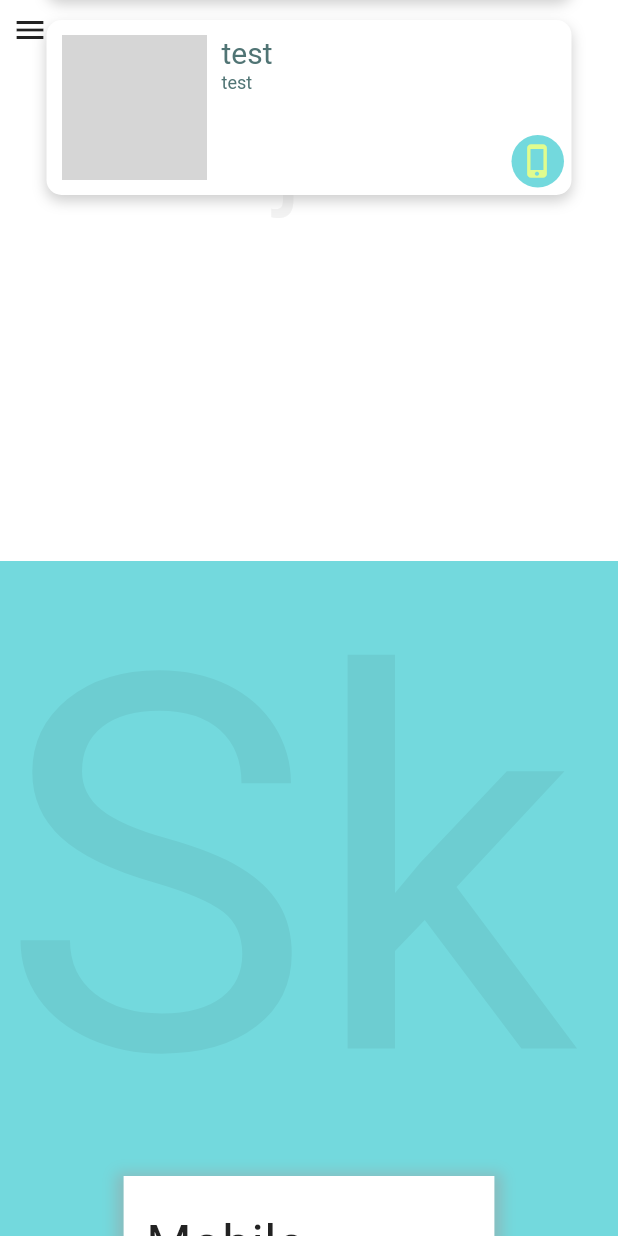
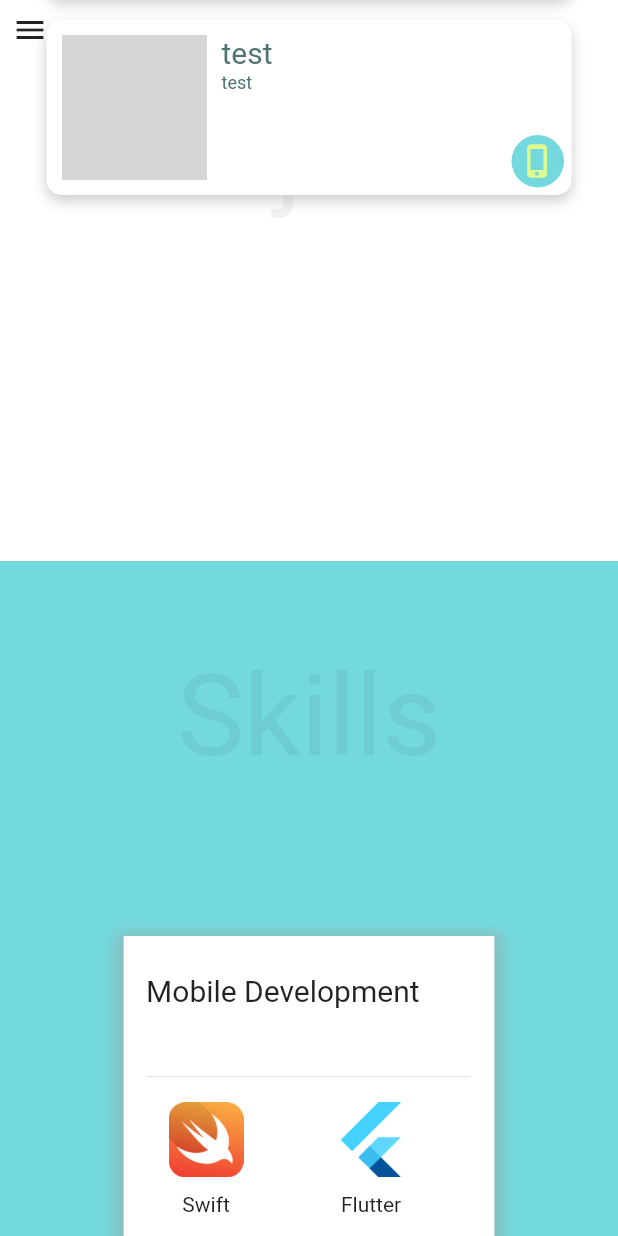
Before and after one commit to reesebre82/flutterwebsite, a Flutter app: the screen it shows after launch, scrolled down 2304 dp, on a phone screen of 412 x 824 dp. Run offline on Flutter 3.47's test engine with Material 2 defaults, Android fonts, the phone set to English and light mode, and no system bars; our stand-ins replace animated_text_kit, flutter_icons, flutter_sticky_header, google_fonts, video_player; missing offline and left inert: dart:html; Roboto replaces fonts that are missing (Domine); grey boxes are pictures that could not be loaded.

Commit message:
added mobile support

```diff
--- a/lib/Content/Content.dart
+++ b/lib/Content/Content.dart
@@ -48,7 +48,8 @@ class ContentState extends State<Content> with SingleTickerProviderStateMixin {
         context
             .read<EducationAnimationController>()
             .updateScrollPosition(scrollController.offset);
-        print(MediaQuery.of(context).size.width);
+        print('width: ${MediaQuery.of(context).size.width}');
+        print('height: ${MediaQuery.of(context).size.height}');
       });
 
     return Stack(
--- a/lib/containers/Skills/SkillsCard.dart
+++ b/lib/containers/Skills/SkillsCard.dart
@@ -9,8 +9,27 @@ class SkillsCard extends StatelessWidget {
 
   @override
   Widget build(BuildContext context) {
+    double titleSize = 35;
+    double iconSize = 125;
+    if (MediaQuery.of(context).size.width > 1500) {
+      titleSize = 35;
+      iconSize = 125;
+    } else if (MediaQuery.of(context).size.width > 1400) {
+      titleSize = 35;
+      iconSize = 125;
+    } else if (MediaQuery.of(context).size.width > 1000) {
+      titleSize = 35;
+      iconSize = 100;
+    } else if (MediaQuery.of(context).size.width > 550) {
+      titleSize = 25;
+      iconSize = 75;
+    } else {
+      titleSize = 20;
+      iconSize = 50;
+    }
+
     return Container(
-      height: 300,
+      height: MediaQuery.of(context).size.height * 0.35,
       width: MediaQuery.of(context).size.width * 0.6,
       decoration: BoxDecoration(
         color: Colors.white,
@@ -33,7 +52,7 @@ class SkillsCard extends StatelessWidget {
                 padding: const EdgeInsets.only(top: 25.0, left: 15),
                 child: Text(
                   title,
-                  style: TextStyle(fontSize: 35),
+                  style: TextStyle(fontSize: titleSize),
                 ),
               ),
             ),
@@ -58,8 +77,8 @@ class SkillsCard extends StatelessWidget {
                         left: 30.0, right: 30.0, top: 10.0),
                     child: Image(
                       image: AssetImage(icons[index]),
-                      width: 125,
-                      height: 125,
+                      width: iconSize,
+                      height: iconSize,
                     ),
                   ),
                   Padding(
```
Also changed, not shown: lib/containers/About/AboutContainer.dart (+6 -5 lines), lib/containers/Contact/ContactContainer.dart (+21 -3 lines), lib/containers/Education/EducationContainer.dart (+40 -9 lines), lib/containers/Project/ProjectContainer.dart (+11 -4 lines), lib/containers/Skills/DoubleLinearSkillBar.dart (deleted, +0 -27 lines), lib/containers/Skills/LinearSkillBar.dart (deleted, +0 -45 lines), lib/containers/Skills/SkillsContainer.dart (+35 -6 lines).
